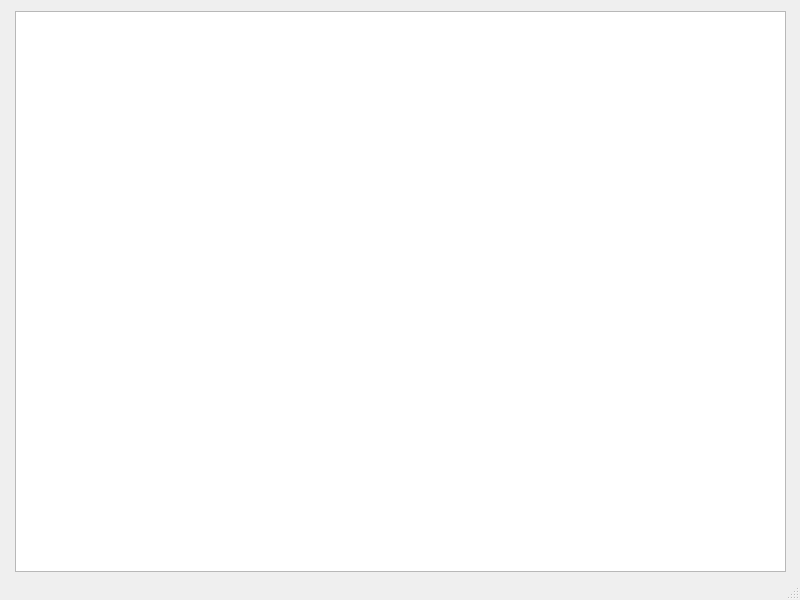
Above: mainwindow.ui from zak2791/Main_secretary before the change. Below: the same form after it.
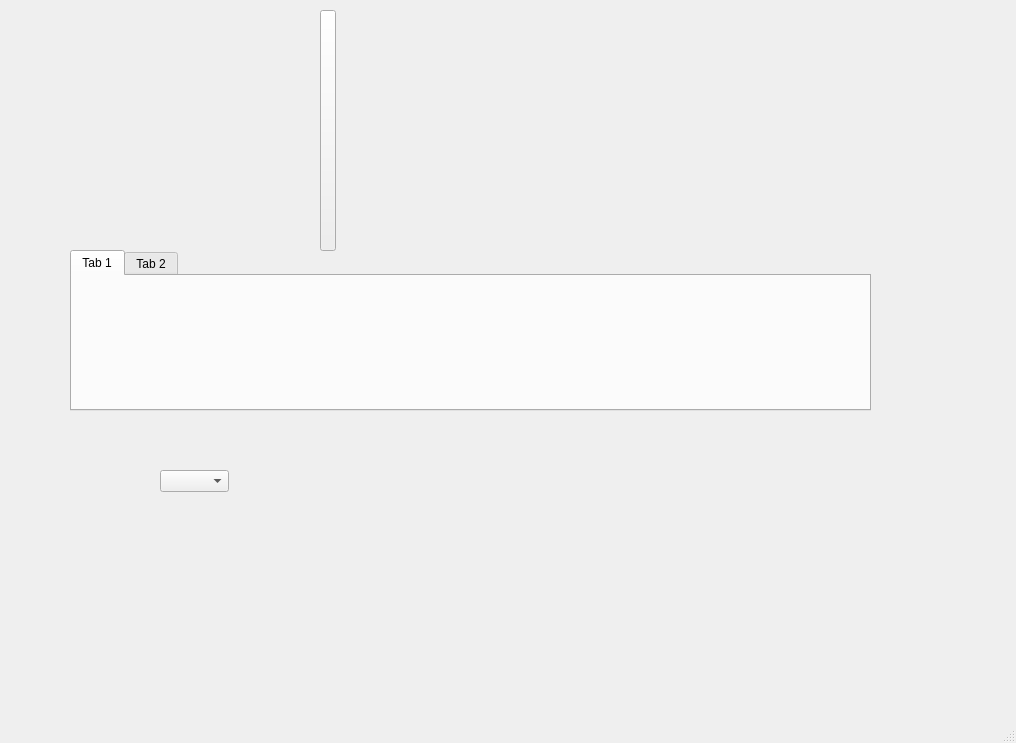
That is the form after the change. Icons and pictures are not drawn.

Patch:
```diff
--- a/mainwindow.ui
+++ b/mainwindow.ui
@@ -6,22 +6,77 @@
    <rect>
     <x>0</x>
     <y>0</y>
-    <width>800</width>
-    <height>600</height>
+    <width>1016</width>
+    <height>743</height>
    </rect>
   </property>
   <property name="windowTitle">
    <string>MainWindow</string>
   </property>
+  <property name="toolButtonStyle">
+   <enum>Qt::ToolButtonIconOnly</enum>
+  </property>
+  <property name="documentMode">
+   <bool>true</bool>
+  </property>
+  <property name="tabShape">
+   <enum>QTabWidget::Rounded</enum>
+  </property>
   <widget class="QWidget" name="centralwidget">
-   <widget class="QGraphicsView" name="graphicsView">
+   <widget class="QTabWidget" name="tabWidget">
     <property name="geometry">
      <rect>
-      <x>15</x>
-      <y>11</y>
-      <width>771</width>
-      <height>561</height>
+      <x>70</x>
+      <y>250</y>
+      <width>801</width>
+      <height>161</height>
      </rect>
+    </property>
+    <property name="currentIndex">
+     <number>0</number>
+    </property>
+    <widget class="QWidget" name="tab">
+     <attribute name="title">
+      <string>Tab 1</string>
+     </attribute>
+    </widget>
+    <widget class="QWidget" name="tab_2">
+     <attribute name="title">
+      <string>Tab 2</string>
+     </attribute>
+    </widget>
+   </widget>
+   <widget class="QComboBox" name="comboBox">
+    <property name="geometry">
+     <rect>
+      <x>160</x>
+      <y>470</y>
+      <width>69</width>
+      <height>22</height>
+     </rect>
+    </property>
+   </widget>
+   <widget class="QPushButton" name="pushButton">
+    <property name="geometry">
+     <rect>
+      <x>320</x>
+      <y>10</y>
+      <width>16</width>
+      <height>241</height>
+     </rect>
+    </property>
+    <property name="text">
+     <string/>
+    </property>
+    <property name="icon">
+     <iconset>
+      <normaloff>close.png</normaloff>close.png</iconset>
+    </property>
+    <property name="iconSize">
+     <size>
+      <width>10</width>
+      <height>10</height>
+     </size>
     </property>
    </widget>
   </widget>
```
Left out of the diff: 2 changed lines with no effect on the pictures.
